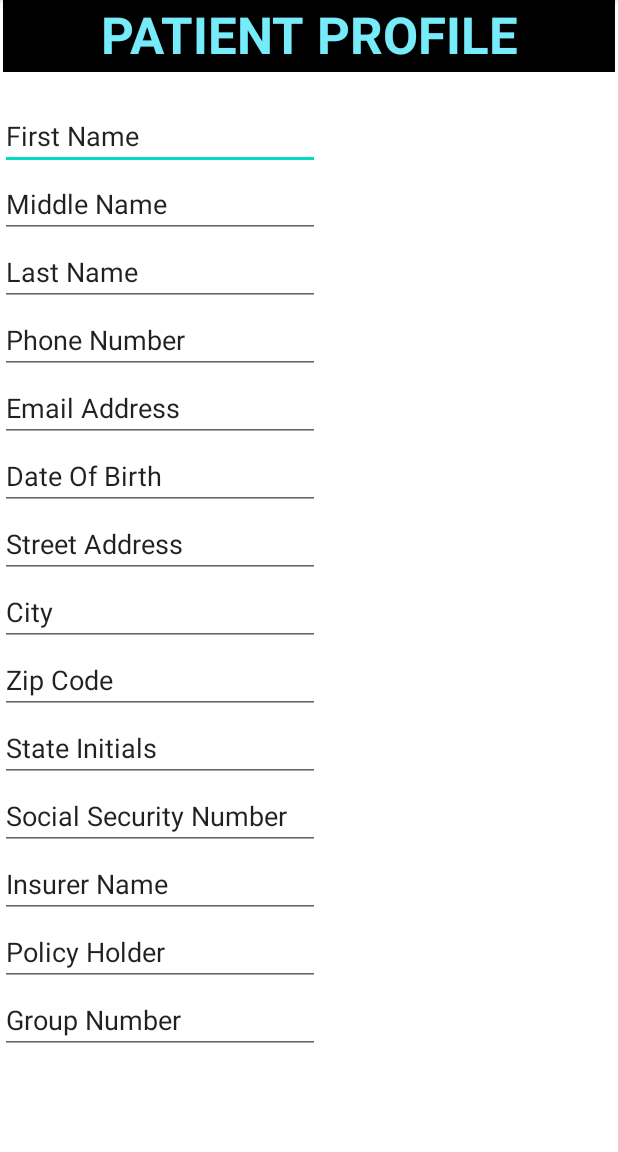
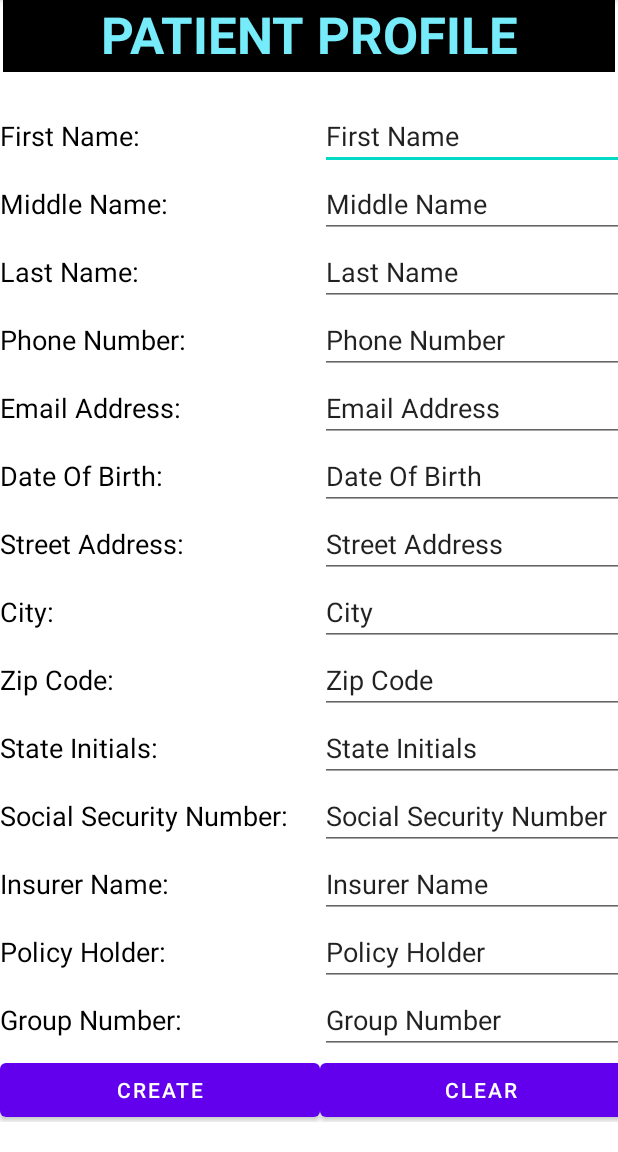
Before and after one commit to thiennp94/SeMediCure, an Android app: the screen it shows after launch (MainActivity), on a phone screen of 412 x 824 dp, the part 84-1236 px from its top. Run offline under Robolectric (Android 15) with nearby library versions, the phone set to English and light mode, and no system bars.

Commit message:
minor change

```diff
--- a/frontend/semedicure/app/src/main/res/layout/activity_patient_profile.xml
+++ b/frontend/semedicure/app/src/main/res/layout/activity_patient_profile.xml
@@ -35,6 +35,15 @@
             android:stretchColumns="10">
 
             <TableRow>
+                <TextView
+                    android:id="@+id/textViewPatientFName"
+                    android:layout_width="wrap_content"
+                    android:layout_height="wrap_content"
+                    android:ems="10"
+                    android:text="First Name:"
+                    android:textColor="#000000"
+                    android:textSize="18sp" />
+
                 <EditText
                     android:id="@+id/txtPatientFName"
                     android:layout_width="wrap_content"
@@ -46,6 +55,15 @@
                     tools:layout_editor_absoluteY="59dp" />
             </TableRow>
             <TableRow>
+                <TextView
+                    android:id="@+id/textViewPatientMName"
+                    android:layout_width="wrap_content"
+                    android:layout_height="wrap_content"
+                    android:ems="10"
+                    android:text="Middle Name:"
+                    android:textColor="#000000"
+                    android:textSize="18sp" />
+
                 <EditText
                     android:id="@+id/txtPatientMName"
                     android:layout_width="wrap_content"
@@ -57,6 +75,15 @@
                     tools:layout_editor_absoluteY="59dp" />
             </TableRow>
             <TableRow>
+                <TextView
+                    android:id="@+id/textViewPatientLName"
+                    android:layout_width="wrap_content"
+                    android:layout_height="wrap_content"
+                    android:ems="10"
+                    android:text="Last Name:"
+                    android:textColor="#000000"
+                    android:textSize="18sp" />
+
                 <EditText
                     android:id="@+id/txtPatientLName"
                     android:layout_width="wrap_content"
@@ -68,94 +95,175 @@
                     tools:layout_editor_absoluteY="59dp" />
             </TableRow>
             <TableRow>
+                <TextView
+                    android:id="@+id/textViewPhone"
+                    android:layout_width="wrap_content"
+                    android:layout_height="wrap_content"
+                    android:ems="10"
+                    android:text="Phone Number:"
+                    android:textColor="#000000"
+                    android:textSize="18sp" />
+
                 <EditText
                     android:id="@+id/txtPhone"
                     android:layout_width="wrap_content"
                     android:layout_height="wrap_content"
                     android:ems="10"
-                    android:inputType="textPersonName"
+                    android:inputType="phone"
                     android:text="Phone Number"
                     tools:layout_editor_absoluteX="16dp"
                     tools:layout_editor_absoluteY="59dp" />
             </TableRow>
             <TableRow>
+                <TextView
+                    android:id="@+id/textViewEmail"
+                    android:layout_width="wrap_content"
+                    android:layout_height="wrap_content"
+                    android:ems="10"
+                    android:text="Email Address:"
+                    android:textColor="#000000"
+                    android:textSize="18sp" />
+
                 <EditText
                     android:id="@+id/txtPatientEmail"
                     android:layout_width="wrap_content"
                     android:layout_height="wrap_content"
                     android:ems="10"
-                    android:inputType="textPersonName"
+                    android:inputType="textEmailAddress"
                     android:text="Email Address"
                     tools:layout_editor_absoluteX="16dp"
                     tools:layout_editor_absoluteY="59dp" />
             </TableRow>
             <TableRow>
+                <TextView
+                    android:id="@+id/textViewDOB"
+                    android:layout_width="wrap_content"
+                    android:layout_height="wrap_content"
+                    android:ems="10"
+                    android:text="Date Of Birth:"
+                    android:textColor="#000000"
+                    android:textSize="18sp" />
+
                 <EditText
                     android:id="@+id/txtDOB"
                     android:layout_width="wrap_content"
                     android:layout_height="wrap_content"
                     android:ems="10"
-                    android:inputType="textPersonName"
+                    android:inputType="date"
                     android:text="Date Of Birth"
                     tools:layout_editor_absoluteX="16dp"
                     tools:layout_editor_absoluteY="59dp" />
             </TableRow>
             <TableRow>
+                <TextView
+                    android:id="@+id/textViewAddr"
+                    android:layout_width="wrap_content"
+                    android:layout_height="wrap_content"
+                    android:ems="10"
+                    android:text="Street Address:"
+                    android:textColor="#000000"
+                    android:textSize="18sp" />
+
                 <EditText
                     android:id="@+id/txtStAddr"
                     android:layout_width="wrap_content"
                     android:layout_height="wrap_content"
                     android:ems="10"
-                    android:inputType="textPersonName"
+                    android:inputType="textPostalAddress"
                     android:text="Street Address"
                     tools:layout_editor_absoluteX="16dp"
                     tools:layout_editor_absoluteY="59dp" />
             </TableRow>
             <TableRow>
+                <TextView
+                    android:id="@+id/textViewCity"
+                    android:layout_width="wrap_content"
+                    android:layout_height="wrap_content"
+                    android:ems="10"
+                    android:text="City:"
+                    android:textColor="#000000"
+                    android:textSize="18sp" />
+
                 <EditText
                     android:id="@+id/txtCity"
                     android:layout_width="wrap_content"
                     android:layout_height="wrap_content"
                     android:ems="10"
-                    android:inputType="textPersonName"
+                    android:inputType="text"
                     android:text="City"
                     tools:layout_editor_absoluteX="16dp"
                     tools:layout_editor_absoluteY="59dp" />
             </TableRow>
             <TableRow>
+                <TextView
+                    android:id="@+id/textViewZip"
+                    android:layout_width="wrap_content"
+                    android:layout_height="wrap_content"
+                    android:ems="10"
+                    android:text="Zip Code:"
+                    android:textColor="#000000"
+                    android:textSize="18sp" />
+
                 <EditText
                     android:id="@+id/txtZip"
                     android:layout_width="wrap_content"
                     android:layout_height="wrap_content"
                     android:ems="10"
-                    android:inputType="textPersonName"
+                    android:inputType="number"
                     android:text="Zip Code"
                     tools:layout_editor_absoluteX="16dp"
                     tools:layout_editor_absoluteY="59dp" />
             </TableRow>
             <TableRow>
+                <TextView
+                    android:id="@+id/textViewState"
+                    android:layout_width="wrap_content"
+                    android:layout_height="wrap_content"
+                    android:ems="10"
+                    android:text="State Initials:"
+                    android:textColor="#000000"
+                    android:textSize="18sp" />
+
                 <EditText
                     android:id="@+id/txtState"
                     android:layout_width="wrap_content"
                     android:layout_height="wrap_content"
                     android:ems="10"
-                    android:inputType="textPersonName"
+                    android:inputType="text"
                     android:text="State Initials"
                     tools:layout_editor_absoluteX="16dp"
                     tools:layout_editor_absoluteY="59dp" />
             </TableRow>
             <TableRow>
+                <TextView
+                    android:id="@+id/textViewSSN"
+                    android:layout_width="wrap_content"
+                    android:layout_height="wrap_content"
+                    android:ems="10"
+                    android:text="Social Security Number:"
+                    android:textColor="#000000"
+                    android:textSize="18sp" />
+
                 <EditText
                     android:id="@+id/txtSSN"
                     android:layout_width="wrap_content"
                     android:layout_height="wrap_content"
                     android:ems="10"
-                    android:inputType="textPersonName"
+                    android:inputType="number"
                     android:text="Social Security Number"
                     tools:layout_editor_absoluteX="16dp"
                     tools:layout_editor_absoluteY="59dp" />
             </TableRow>
             <TableRow>
+                <TextView
+                    android:id="@+id/textViewInsurer"
+                    android:layout_width="wrap_content"
+                    android:layout_height="wrap_content"
+                    android:ems="10"
+                    android:text="Insurer Name:"
+                    android:textColor="#000000"
+                    android:textSize="18sp" />
+
                 <EditText
                     android:id="@+id/txtInsurer"
                     android:layout_width="wrap_content"
@@ -167,6 +275,15 @@
                     tools:layout_editor_absoluteY="59dp" />
             </TableRow>
             <TableRow>
+                <TextView
+                    android:id="@+id/textViewPolicyHolder"
+                    android:layout_width="wrap_content"
+                    android:layout_height="wrap_content"
+                    android:ems="10"
+                    android:text="Policy Holder:"
+                    android:textColor="#000000"
+                    android:textSize="18sp" />
+
                 <EditText
                     android:id="@+id/txtPolicyHolder"
                     android:layout_width="wrap_content"
@@ -178,15 +295,37 @@
                     tools:layout_editor_absoluteY="59dp" />
             </TableRow>
             <TableRow>
+                <TextView
+                    android:id="@+id/textViewGroupNum"
+                    android:layout_width="wrap_content"
+                    android:layout_height="wrap_content"
+                    android:ems="10"
+                    android:text="Group Number:"
+                    android:textColor="#000000"
+                    android:textSize="18sp" />
+
                 <EditText
                     android:id="@+id/txtGroupNum"
                     android:layout_width="wrap_content"
                     android:layout_height="wrap_content"
                     android:ems="10"
-                    android:inputType="textPersonName"
+                    android:inputType="number"
                     android:text="Group Number"
                     tools:layout_editor_absoluteX="16dp"
                     tools:layout_editor_absoluteY="59dp" />
+            </TableRow>
+            <TableRow>
+                <Button
+                    android:id="@+id/buttonUpdate"
+                    android:layout_width="wrap_content"
+                    android:layout_height="wrap_content"
+                    android:text="Create" />
+
+                <Button
+                    android:id="@+id/buttonClear"
+                    android:layout_width="wrap_content"
+                    android:layout_height="wrap_content"
+                    android:text="Clear" />
             </TableRow>
 
         </TableLayout>
```
